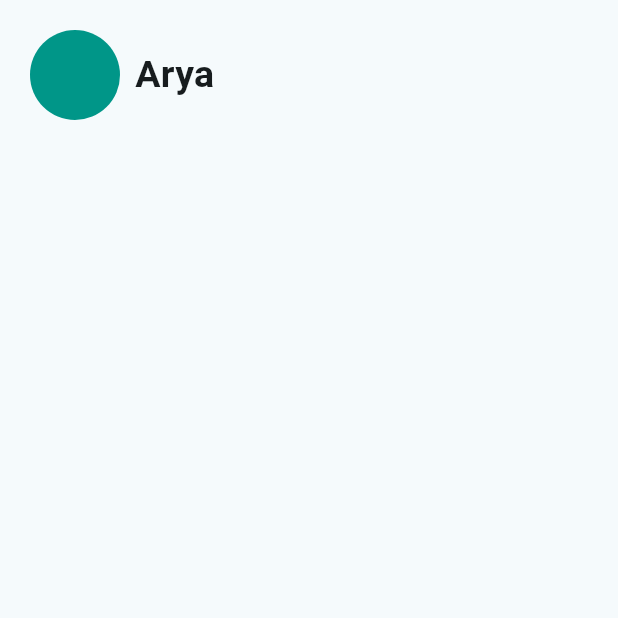
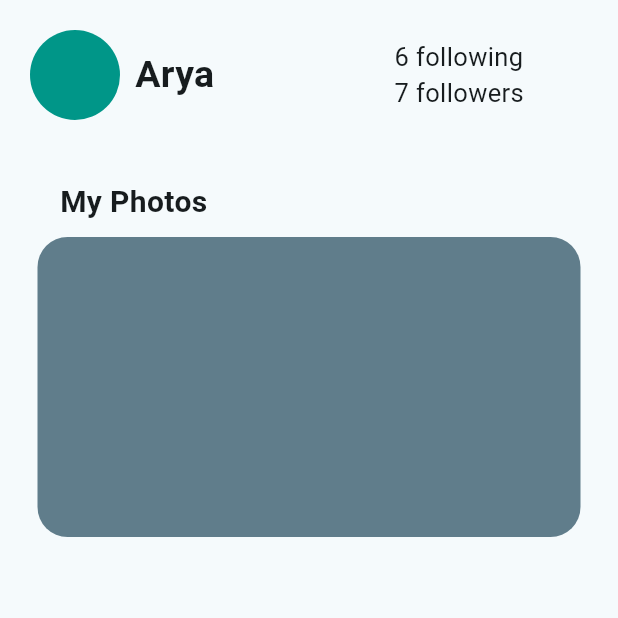
Before and after one commit to jjustn/Orbital, a Flutter app: the ProfilePage screen opened directly, on a phone screen of 412 x 824 dp, the top half of it. Run offline on Flutter 3.47's test engine with Material 3 defaults, Android fonts, the phone set to English and light mode, and no system bars; our stand-ins replace firebase_auth, firebase_core; accounts and stored records are empty; statements that could not run were skipped.

Commit message:
placeholders - ms1

```diff
--- a/lib/views/pages/profile_page.dart
+++ b/lib/views/pages/profile_page.dart
@@ -19,8 +19,34 @@ class _ProfilePageState extends State<ProfilePage> {
             Row(children: [
               CircleAvatar(radius: 30.0, backgroundColor: Colors.teal,),
               Padding(padding: EdgeInsets.only(left: 10.0)),
-              Text("Arya", style: TextStyle(fontSize: 25.0, fontWeight: FontWeight.bold),)
-            ],)
+              Text("Arya", style: TextStyle(fontSize: 25.0, fontWeight: FontWeight.bold),),
+              Padding(padding: EdgeInsets.only(top: 4.0, left: 120.0)),
+              Text("6 following \n7 followers", style: TextStyle(fontSize: 17.0),)
+            ],),
+            Padding(padding: EdgeInsets.all(10.0)),
+            Container(
+              padding: EdgeInsets.only(left: 20.0, top: 20.0),
+              child: Text(
+                "My Photos",
+                style: TextStyle(fontSize: 20.0, fontWeight: FontWeight.w600),
+              ),
+            ),
+            Padding(padding: EdgeInsets.all(2.0)),
+            Container(
+              margin: EdgeInsets.only(left: 5.0, top: 5.0, right: 5.0),
+              width: MediaQuery.of(context).size.width,
+              decoration: BoxDecoration(),
+              child: Stack(
+                children: [
+                  Container(
+                    decoration: BoxDecoration(
+                      borderRadius: BorderRadius.circular(20.0),
+                      color: Colors.blueGrey,
+                    ),
+                    height: 200,
+                    width: MediaQuery.of(context).size.width,
+                  ),
+                ]))
           ],)
       ),
     );
```
